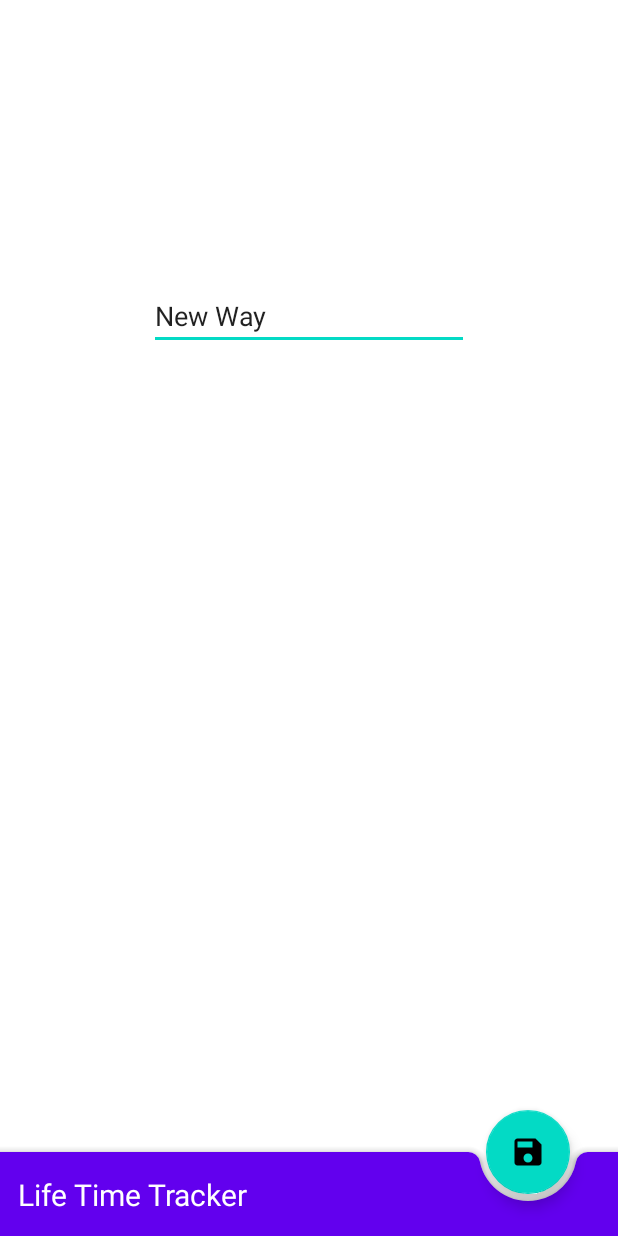
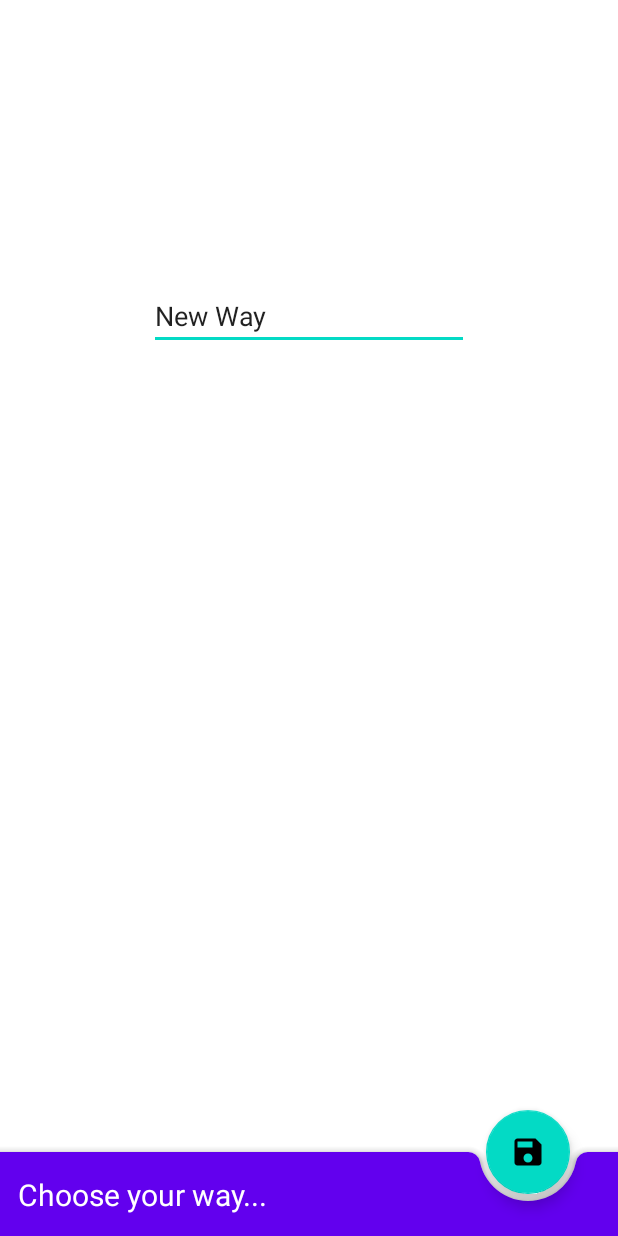
Before and after one commit to erulinman/litetimetracker, an Android app: the AddWayActivity screen opened directly, with no data from a screen before it, on a phone screen of 412 x 824 dp. Run offline under Robolectric (Android 15) with nearby library versions, the phone set to English and light mode, and no system bars.

Commit message:
Update title text

```diff
--- a/app/src/main/java/info/erulinman/lifetimetracker/addNewWay/AddWayActivity.kt
+++ b/app/src/main/java/info/erulinman/lifetimetracker/addNewWay/AddWayActivity.kt
@@ -20,7 +20,7 @@ class AddWayActivity : AppCompatActivity() {
         binding = ActivityAddWayBinding.inflate(layoutInflater)
         setContentView(binding.root)
 
-
+        binding.bottomAppBarLayout.appBarTitle.text = "Choose your way..."
         binding.bottomAppBarLayout.fab.apply {
             setOnClickListener { addWay() }
             setImageResource(R.drawable.ic_save_24)
```
